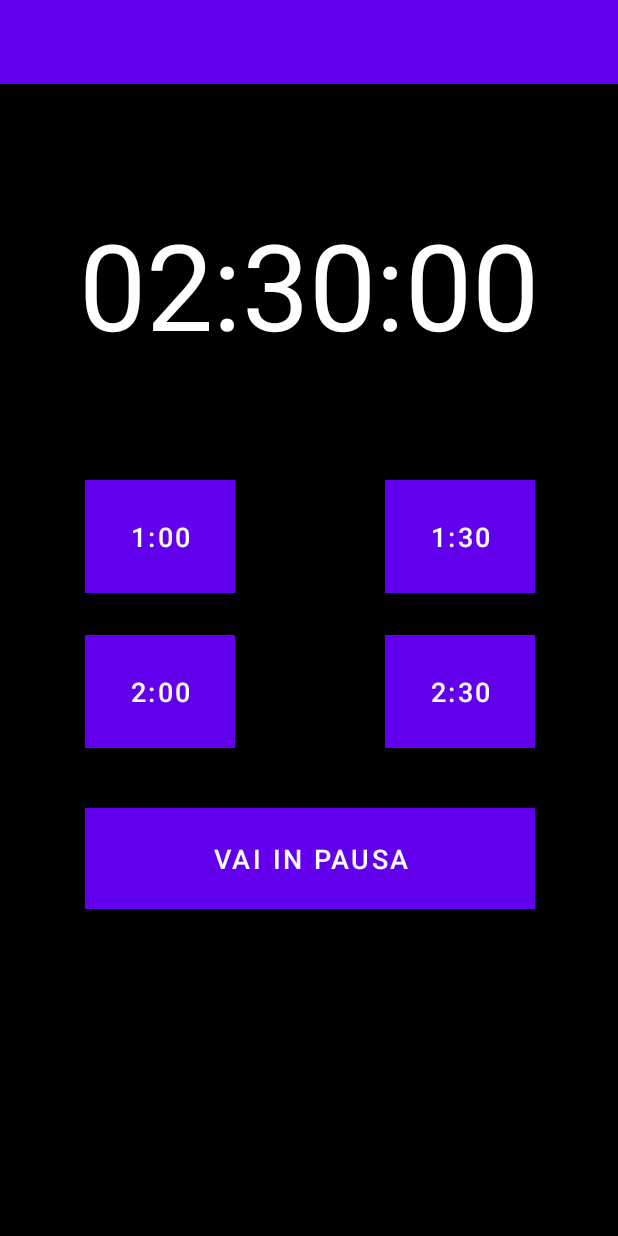
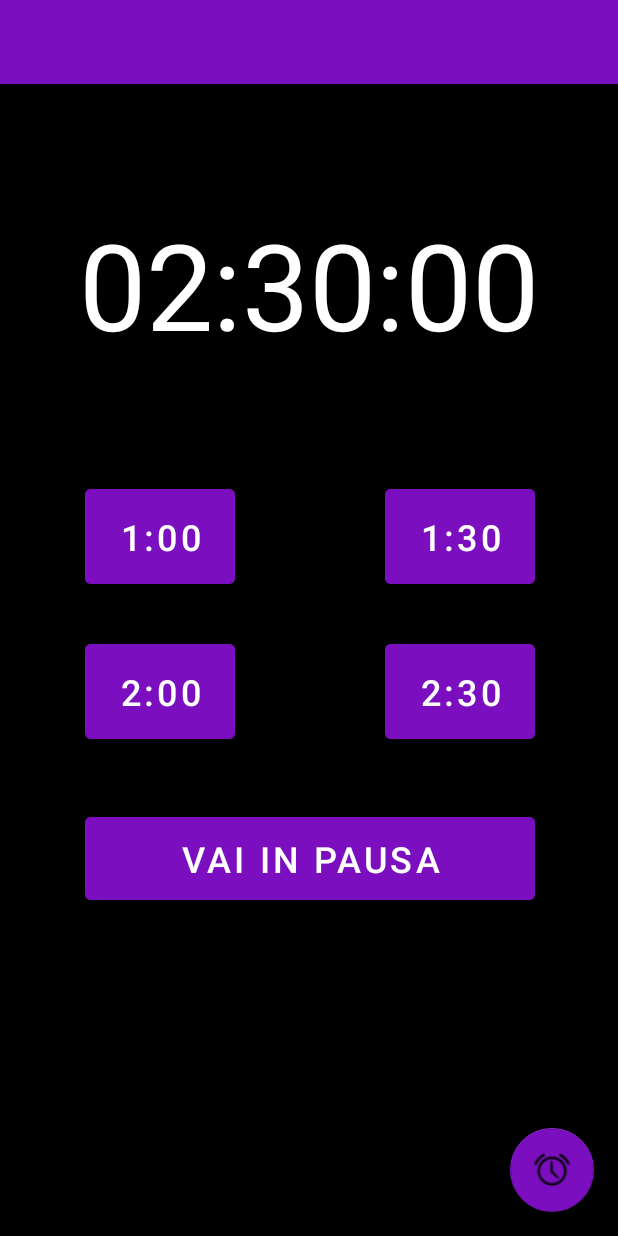
Before and after one commit to Destewie/Calisthenics-timer, an Android app: the screen it shows after launch (MainActivity), on a phone screen of 412 x 824 dp. Run offline under Robolectric (Android 15) with nearby library versions, the phone set to English and light mode, and no system bars.

Commit message:
Aggiunti audio di fine pausa

```diff
--- a/app/src/main/res/layout/activity_main.xml
+++ b/app/src/main/res/layout/activity_main.xml
@@ -19,10 +19,10 @@
             android:layout_width="300dp"
             android:layout_height="67dp"
             android:layout_marginTop="40dp"
-            android:background="#FFFFFF"
+            android:backgroundTint="#7b0fbf"
             android:text="VAI IN PAUSA"
             android:textColor="#FFFFFF"
-            android:textSize="18sp"
+            android:textSize="24sp"
             app:layout_constraintEnd_toEndOf="parent"
             app:layout_constraintHorizontal_bias="0.503"
             app:layout_constraintStart_toStartOf="parent"
@@ -33,7 +33,7 @@
             android:layout_width="144dp"
             android:layout_height="59dp"
             android:layout_marginTop="24dp"
-            android:background="#FFFFFF"
+            android:backgroundTint="#7b0fbf"
             android:text="RESET TIMER"
             android:textColor="#FFFFFF"
             app:layout_constraintEnd_toEndOf="parent"
@@ -47,10 +47,10 @@
             android:layout_width="100dp"
             android:layout_height="75dp"
             android:layout_marginTop="264dp"
-            android:background="#FFFFFF"
+            android:backgroundTint="#7b0fbf"
             android:text="1:00"
             android:textColor="#FFFFFF"
-            android:textSize="18sp"
+            android:textSize="24sp"
             app:layout_constraintStart_toStartOf="@+id/btnAvviaPausa"
             app:layout_constraintTop_toBottomOf="@+id/toolbar" />
 
@@ -58,10 +58,10 @@
             android:id="@+id/btnUnMinEMezzo"
             android:layout_width="100dp"
             android:layout_height="75dp"
-            android:background="#FFFFFF"
+            android:backgroundTint="#7b0fbf"
             android:text="1:30"
             android:textColor="#FFFFFF"
-            android:textSize="18sp"
+            android:textSize="24sp"
             app:layout_constraintEnd_toEndOf="@+id/btnAvviaPausa"
             app:layout_constraintTop_toTopOf="@+id/btnUnMin" />
 
@@ -69,10 +69,10 @@
             android:id="@+id/btnDueMin"
             android:layout_width="100dp"
             android:layout_height="75dp"
-            android:background="#FFFFFF"
+            android:backgroundTint="#7b0fbf"
             android:text="2:00"
             android:textColor="#FFFFFF"
-            android:textSize="18sp"
+            android:textSize="24sp"
             app:layout_constraintStart_toStartOf="@+id/btnAvviaPausa"
             app:layout_constraintTop_toTopOf="@+id/btnDueMinEMezzo" />
 
@@ -81,10 +81,10 @@
             android:layout_width="100dp"
             android:layout_height="75dp"
             android:layout_marginTop="28dp"
-            android:background="#FFFFFF"
+            android:backgroundTint="#7b0fbf"
             android:text="2:30"
             android:textColor="#FFFFFF"
-            android:textSize="18sp"
+            android:textSize="24sp"
             app:layout_constraintEnd_toEndOf="@+id/btnAvviaPausa"
             app:layout_constraintTop_toBottomOf="@+id/btnUnMinEMezzo" />
 
@@ -95,6 +95,7 @@
             android:layout_centerHorizontal="true"
             android:layout_centerVertical="true"
             android:layout_marginTop="80dp"
+            android:clickable="true"
             android:text="00:00:00"
             android:textAlignment="center"
             android:textAllCaps="false"
@@ -108,12 +109,24 @@
             android:id="@+id/toolbar"
             android:layout_width="match_parent"
             android:layout_height="?attr/actionBarSize"
-            android:background="?attr/colorPrimary"
+            android:background="#7b0fbf"
             app:layout_constraintEnd_toEndOf="parent"
             app:layout_constraintStart_toStartOf="parent"
             app:layout_constraintTop_toTopOf="parent"
             app:popupTheme="@style/Theme.TimerPauseCalisthenics.PopupOverlay" />
 
+        <com.google.android.material.floatingactionbutton.FloatingActionButton
+            android:id="@+id/floatingActionButton"
+            android:layout_width="wrap_content"
+            android:layout_height="wrap_content"
+            android:layout_marginEnd="16dp"
+            android:layout_marginBottom="16dp"
+            android:clickable="true"
+            app:backgroundTint="#7b0fbf"
+            app:layout_constraintBottom_toBottomOf="parent"
+            app:layout_constraintEnd_toEndOf="parent"
+            app:srcCompat="@android:drawable/ic_lock_idle_alarm" />
+
     </androidx.constraintlayout.widget.ConstraintLayout>
 
 </androidx.coordinatorlayout.widget.CoordinatorLayout>
```
Also changed, not shown: app/src/main/java/com/example/timerpausecalisthenics/MainActivity.java (+30 -0 lines), 4 other files.
